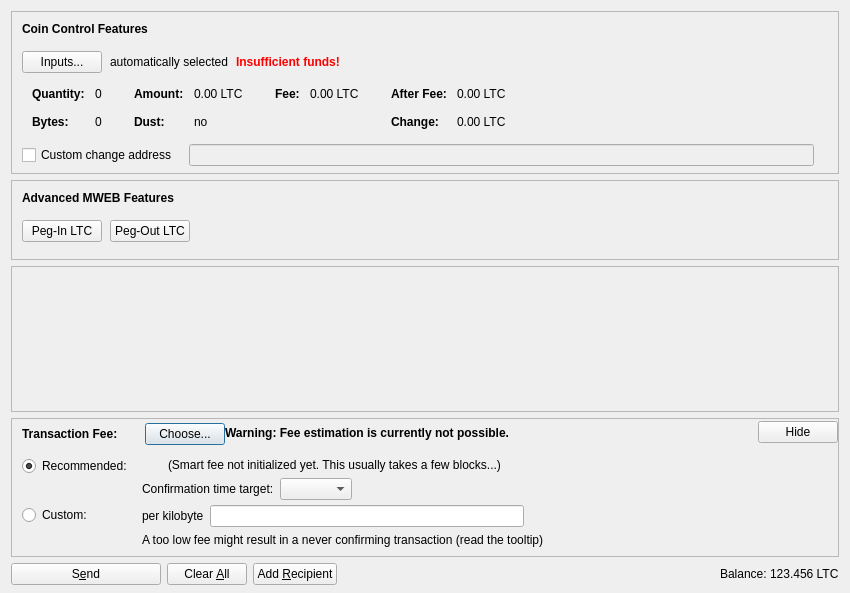
Before: the Qt Designer form src/qt/forms/sendcoinsdialog.ui in BurritoCoinDev/BurritoCoin, drawn with Qt 5.
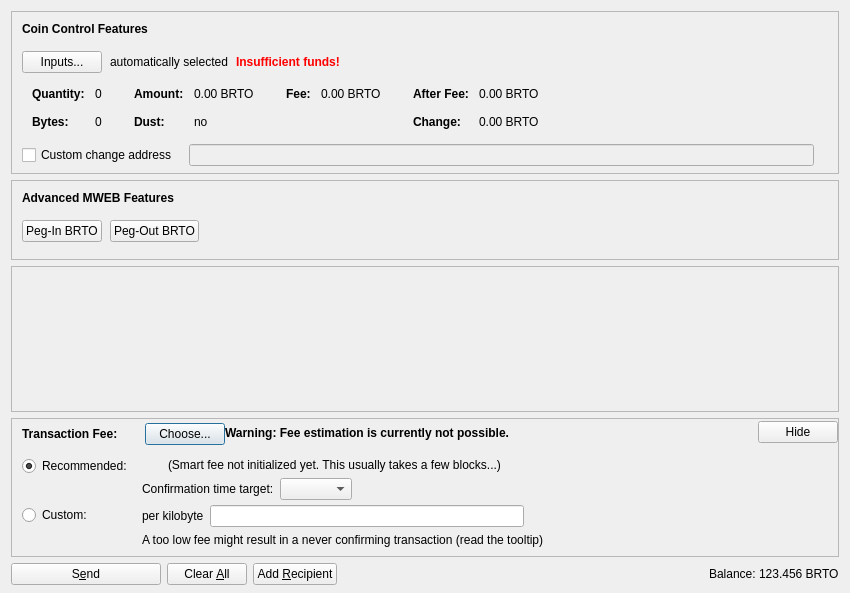
After: the same form once the commit is applied. Icons and pictures are not drawn. Custom widgets are drawn as their Qt base class.

Commit message:
Rebrand codebase from Litecoin/Bitcoin to BurritoCoin (ticker: BRTO)
- Replace all Litecoin/Bitcoin coin name references with BurritoCoin
- Replace LTC/BTC ticker symbols with BRTO
- Update bech32/MWEB human-readable parts (ltc→brto, tltc→tbrto, rltc→rbrto, ltcmweb→brtomweb)
- Update unit names (lites→burritos, photons→morsels, liteoshi→burrioshi)
- Update client name to BurritoCoinCore
- Comment out Litecoin DNS seeds with BRTO-TODO placeholder
- Add rebrand.py script used to perform the changes

https://claude.ai/code/session_012mruV6G6eFqYamntr9mq78

Diff of the .ui file:
```diff
--- a/src/qt/forms/sendcoinsdialog.ui
+++ b/src/qt/forms/sendcoinsdialog.ui
@@ -324,7 +324,7 @@
                   <enum>Qt::ActionsContextMenu</enum>
                  </property>
                  <property name="text">
-                  <string notr="true">0.00 LTC</string>
+                  <string notr="true">0.00 BRTO</string>
                  </property>
                  <property name="textInteractionFlags">
                   <set>Qt::LinksAccessibleByMouse|Qt::TextSelectableByKeyboard|Qt::TextSelectableByMouse</set>
@@ -404,7 +404,7 @@
                   <enum>Qt::ActionsContextMenu</enum>
                  </property>
                  <property name="text">
-                  <string notr="true">0.00 LTC</string>
+                  <string notr="true">0.00 BRTO</string>
                  </property>
                  <property name="textInteractionFlags">
                   <set>Qt::LinksAccessibleByMouse|Qt::TextSelectableByKeyboard|Qt::TextSelectableByMouse</set>
@@ -455,7 +455,7 @@
                   <enum>Qt::ActionsContextMenu</enum>
                  </property>
                  <property name="text">
-                  <string notr="true">0.00 LTC</string>
+                  <string notr="true">0.00 BRTO</string>
                  </property>
                  <property name="textInteractionFlags">
                   <set>Qt::LinksAccessibleByMouse|Qt::TextSelectableByKeyboard|Qt::TextSelectableByMouse</set>
@@ -484,7 +484,7 @@
                   <enum>Qt::ActionsContextMenu</enum>
                  </property>
                  <property name="text">
-                  <string notr="true">0.00 LTC</string>
+                  <string notr="true">0.00 BRTO</string>
                  </property>
                  <property name="textInteractionFlags">
                   <set>Qt::LinksAccessibleByMouse|Qt::TextSelectableByKeyboard|Qt::TextSelectableByMouse</set>
@@ -667,7 +667,7 @@
              <string notr="true"/>
             </property>
             <property name="text">
-             <string>Peg-In LTC</string>
+             <string>Peg-In BRTO</string>
             </property>
             <property name="checkable">
              <bool>true</bool>
@@ -683,7 +683,7 @@
              <string notr="true"/>
             </property>
             <property name="text">
-             <string>Peg-Out LTC</string>
+             <string>Peg-Out BRTO</string>
             </property>
             <property name="checkable">
              <bool>true</bool>
@@ -1353,7 +1353,7 @@
           <cursorShape>IBeamCursor</cursorShape>
          </property>
          <property name="text">
-          <string notr="true">123.456 LTC</string>
+          <string notr="true">123.456 BRTO</string>
          </property>
          <property name="textInteractionFlags">
           <set>Qt::LinksAccessibleByMouse|Qt::TextSelectableByKeyboard|Qt::TextSelectableByMouse</set>
```
Left out of the diff: 16 changed lines with no effect on the pictures. The commit also changes 1441 other files.
